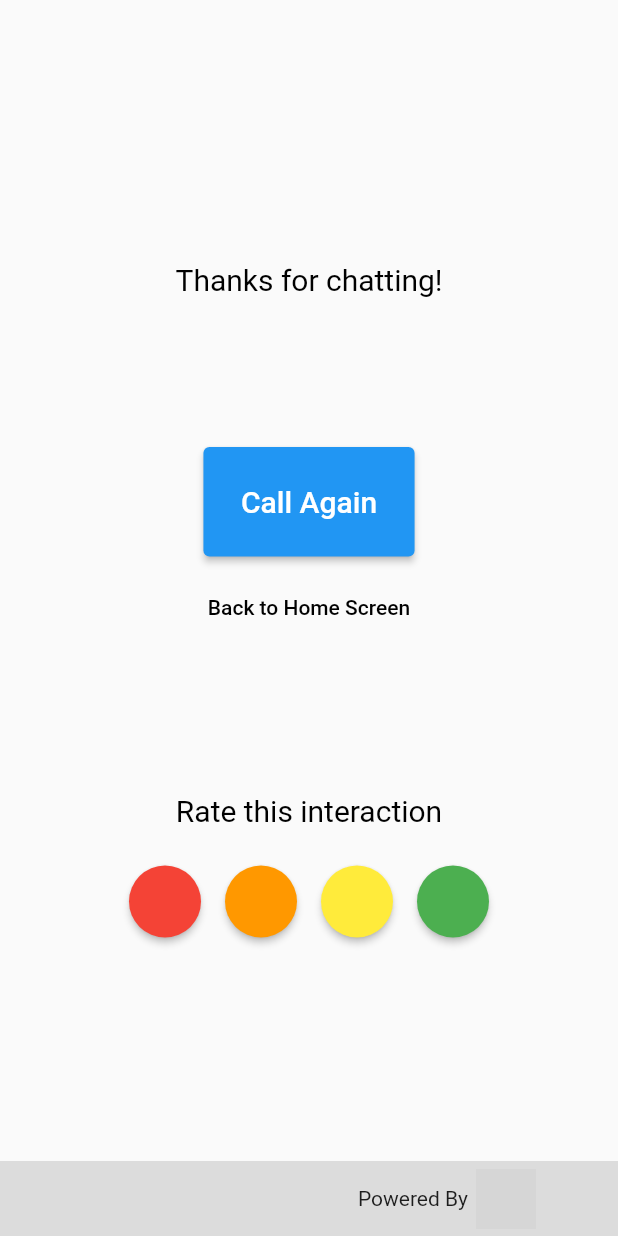
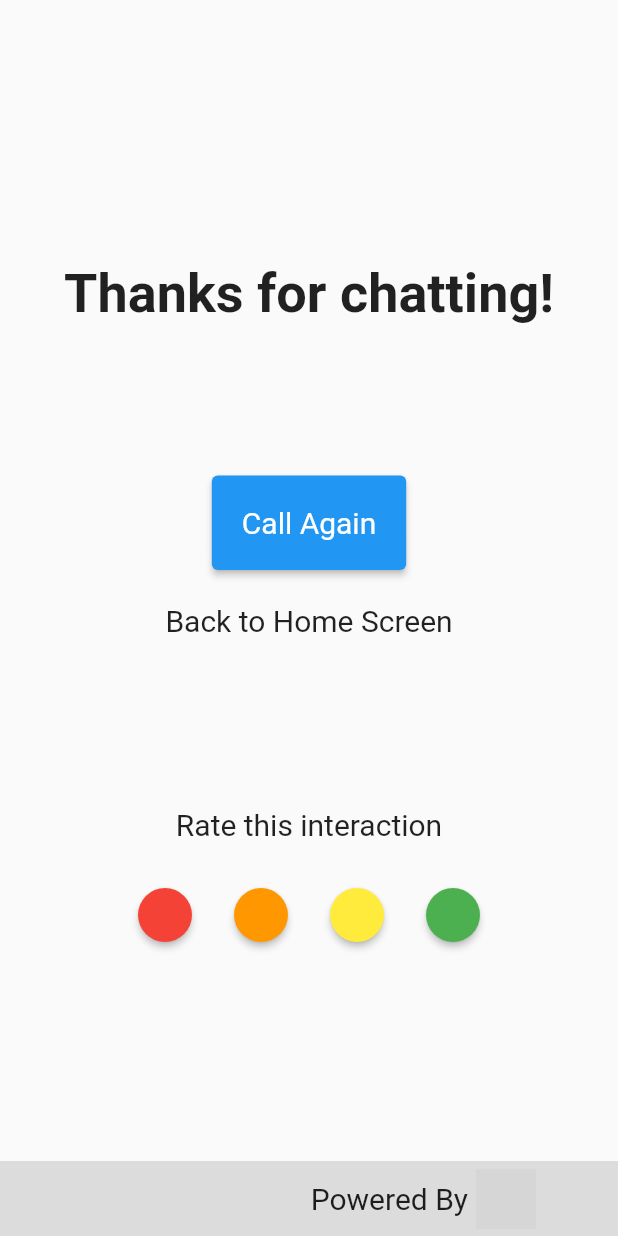
Before and after one commit to duduyiq2001/centero, a Flutter app: the Page2 screen opened directly, after a tap on "End Call", on a phone screen of 412 x 824 dp. Run offline on Flutter 3.47's test engine with Material 2 defaults, Android fonts, the phone set to English and light mode, and no system bars; grey boxes are pictures that could not be loaded.

Commit message:
Set up themes

```diff
--- a/lib/views/page2.dart
+++ b/lib/views/page2.dart
@@ -30,12 +30,9 @@ class _Page2State extends State<Page2> {
               child: Column(
                 children: <Widget>[
                   const Padding(padding: EdgeInsets.all(50.0)),
-                  const Text(
+                  Text(
                     "(Manager Video Feed)",
-                    style: TextStyle(
-                      color: Colors.black,
-                      fontSize: 18.0,
-                    ),
+                    style: Theme.of(context).textTheme.bodyMedium,
                   ),
                   // Add more widgets here if needed
                   const Padding(padding: EdgeInsets.all(100.0)),
@@ -47,11 +44,6 @@ class _Page2State extends State<Page2> {
                         MaterialPageRoute(builder: (context) => const Page3()),
                       );
                     },
-                    style: ButtonStyle(
-                      backgroundColor: MaterialStateProperty.all(Colors.blue),
-                      padding:
-                          MaterialStateProperty.all(const EdgeInsets.all(25.0)),
-                    ),
                     child: const Text("End Call"),
                   ),
                 ],
--- a/lib/views/page3.dart
+++ b/lib/views/page3.dart
@@ -25,10 +25,12 @@ class _Page3State extends State<Page3> {
           children: [
             const Padding(padding: EdgeInsets.all(10.0)),
             const SizedBox(height: 150),
-            const Center(
-                child: Text("Thanks for chatting!",
-                    style: TextStyle(fontSize: 20.0, color: Colors.black),
-                    textAlign: TextAlign.center)),
+            Center(
+              child: Text(
+                "Thanks for chatting!",
+                style: Theme.of(context).textTheme.bodyLarge,
+              ),
+            ),
             const SizedBox(height: 100),
             ElevatedButton(
               onPressed: () {
@@ -38,12 +40,7 @@ class _Page3State extends State<Page3> {
                   MaterialPageRoute(builder: (context) => const Page2()),
                 );
               },
-              style: ButtonStyle(
-                backgroundColor:
-                    const MaterialStatePropertyAll<Color>(Colors.blue),
-                padding: MaterialStateProperty.all(const EdgeInsets.all(25.0)),
-              ),
-              child: const Text("Call Again", style: TextStyle(fontSize: 20.0)),
+              child: const Text("Call Again"),
             ),
             const Padding(padding: EdgeInsets.all(5.0)),
             TextButton(
@@ -55,14 +52,13 @@ class _Page3State extends State<Page3> {
                   MaterialPageRoute(builder: (context) => const Page1()),
                 );
               },
-              style: const ButtonStyle(
-                foregroundColor: MaterialStatePropertyAll(Colors.black),
+              child: Text(
+                "Back to Home Screen",
+                style: Theme.of(context).textTheme.bodyMedium,
               ),
-              child: const Text("Back to Home Screen"),
             ),
             const SizedBox(height: 100),
-            const Text("Rate this interaction",
-                style: TextStyle(fontSize: 20.0, color: Colors.black)),
+            const Text("Rate this interaction"),
             const SizedBox(height: 25),
             Row(mainAxisAlignment: MainAxisAlignment.center, children: <Widget>[
               ElevatedButton(
@@ -75,7 +71,7 @@ class _Page3State extends State<Page3> {
                   shape: const CircleBorder(),
                   backgroundColor: Colors.red,
                 ),
-                child: const Text(""),
+                child: null,
               ),
               ElevatedButton(
                 onPressed: () {
@@ -87,7 +83,7 @@ class _Page3State extends State<Page3> {
                   shape: const CircleBorder(),
                   backgroundColor: Colors.orange,
                 ),
-                child: const Text(""),
+                child: null,
               ),
               ElevatedButton(
                 onPressed: () {
@@ -99,7 +95,7 @@ class _Page3State extends State<Page3> {
                   shape: const CircleBorder(),
                   backgroundColor: Colors.yellow,
                 ),
-                child: const Text(""),
+                child: null,
               ),
               ElevatedButton(
                 onPressed: () {
@@ -111,7 +107,7 @@ class _Page3State extends State<Page3> {
                   shape: const CircleBorder(),
                   backgroundColor: Colors.green,
                 ),
-                child: const Text(""),
+                child: null,
               ),
             ])
           ],
```
Also changed, not shown: lib/main.dart (+40 -2 lines), lib/views/page1.dart (+3 -25 lines).
